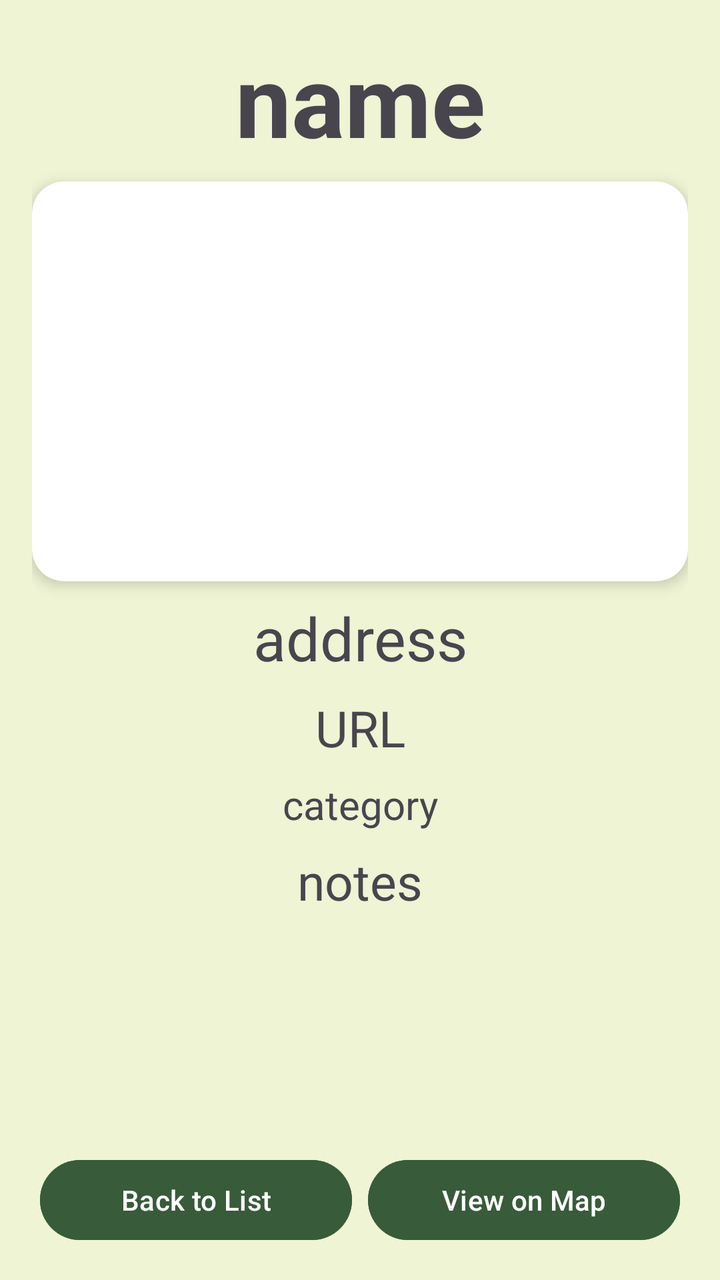
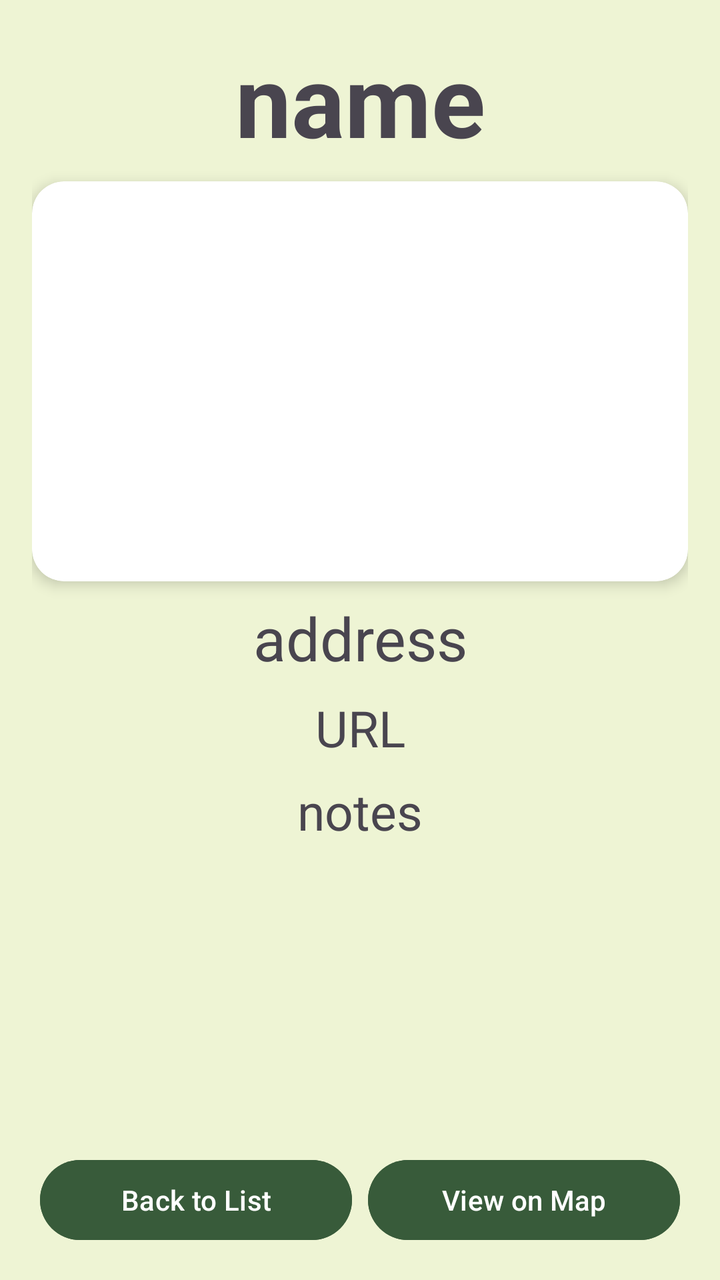

The first picture is an Android layout as it rendered before a commit; the second is the same layout after the commit. The layout source and the unified diff follow.
<!-- AndroidManifest.xml: application theme Theme.MapApp -->
<!-- res/layout/activity_point_description.xml -->
<?xml version="1.0" encoding="utf-8"?>
<LinearLayout xmlns:android="http://schemas.android.com/apk/res/android"
    xmlns:app="http://schemas.android.com/apk/res-auto"
    xmlns:tools="http://schemas.android.com/tools"
    android:layout_width="match_parent"
    android:layout_height="match_parent"
    android:orientation="vertical"
    android:padding="16dp">

    
    <TextView
        android:id="@+id/tvName"
        android:layout_width="match_parent"
        android:layout_height="wrap_content"
        android:layout_marginBottom="8dp"
        android:gravity="center"
        android:text="name"
        android:textAlignment="center"
        android:textSize="50sp"
        android:textStyle="bold"
        tools:ignore="HardcodedText" />

    
    <androidx.cardview.widget.CardView
        android:layout_width="match_parent"
        android:layout_height="200dp"
        android:layout_marginBottom="8dp"
        app:cardCornerRadius="16dp"
        app:cardElevation="4dp">

        <ImageView
            android:id="@+id/ivImage"
            android:layout_width="match_parent"
            android:layout_height="match_parent"
            android:contentDescription="Image for tvName"
            android:scaleType="centerCrop"
            tools:ignore="HardcodedText" />
    </androidx.cardview.widget.CardView>

    
    <TextView
        android:id="@+id/tvAddress"
        android:layout_width="match_parent"
        android:layout_height="wrap_content"
        android:layout_marginBottom="8dp"
        android:gravity="center"
        android:text="address"
        android:textAlignment="center"
        android:textSize="30sp"
        tools:ignore="HardcodedText" />
    
    <TextView
        android:id="@+id/tvUrl"
        android:layout_width="match_parent"
        android:layout_height="wrap_content"
        android:layout_marginBottom="8dp"
        android:autoLink="web"
        android:clickable="true"
        android:focusable="true"
        android:gravity="center"
        android:text="URL"
        android:textAlignment="center"
        android:textColorLink="@color/linkColor"
        android:textSize="25sp"
        tools:ignore="HardcodedText" />

    
    <TextView
        android:id="@+id/tvCategory"
        android:layout_width="match_parent"
        android:layout_height="wrap_content"
        android:layout_marginBottom="8dp"
        android:gravity=""
        android:text="category"
        android:textAlignment="center"
        android:textSize="20sp"
        tools:ignore="HardcodedText" />

    
    <TextView
        android:id="@+id/tvNotes"
        android:layout_width="match_parent"
        android:layout_height="wrap_content"
        android:layout_marginBottom="16dp"
        android:gravity=""
        android:text="notes"
        android:textAlignment="center"
        android:textSize="25sp"
        tools:ignore="HardcodedText" />

    
    <LinearLayout
        android:layout_width="match_parent"
        android:layout_height="0dp"
        android:layout_weight="1"
        tools:ignore="UselessLeaf" />

    
    <LinearLayout
        android:layout_width="match_parent"
        android:layout_height="wrap_content"
        android:gravity="bottom"
        android:orientation="horizontal"
        tools:ignore="ExtraText">

        <Button
            android:id="@+id/btnBack"
            android:layout_width="0dp"
            android:layout_height="wrap_content"
            android:layout_marginStart="4dp"
            android:layout_marginEnd="4dp"
            android:layout_weight="1"
            android:backgroundTint="@color/Background"
            android:text="Back to List"
            tools:ignore="ButtonStyle,HardcodedText" />

        <Button
            android:id="@+id/btnMap"
            android:layout_width="0dp"
            android:layout_height="wrap_content"
            android:layout_marginStart="4dp"
            android:layout_marginEnd="4dp"
            android:layout_weight="1"
            android:backgroundTint="@color/Background"
            android:text="View on Map"
            tools:ignore="ButtonStyle,HardcodedText" />
    </LinearLayout>

</LinearLayout>
<!-- resources referenced by this layout -->
<resources>
  <color name="Background">#385b3a</color>
  <color name="linkColor">#1021AD</color>
  <style name="Theme.MapApp" parent="Base.Theme.MapApp">
          <item name="android:statusBarColor">@color/Background</item>
          <item name="android:windowBackground">@color/white</item> 
      </style>
  <style name="Base.Theme.MapApp" parent="Theme.Material3.DayNight.NoActionBar">
          <item name="android:statusBarColor">@color/Background</item>
      </style>
  <color name="white">#EEF4D4</color>
</resources>

<!-- the commit's change to res/layout/activity_point_description.xml (unified diff, before → after) -->
@@ -66,18 +66,6 @@
 
     
     <TextView
-        android:id="@+id/tvCategory"
-        android:layout_width="match_parent"
-        android:layout_height="wrap_content"
-        android:layout_marginBottom="8dp"
-        android:gravity=""
-        android:text="category"
-        android:textAlignment="center"
-        android:textSize="20sp"
-        tools:ignore="HardcodedText" />
-
-    
-    <TextView
         android:id="@+id/tvNotes"
         android:layout_width="match_parent"
         android:layout_height="wrap_content"
